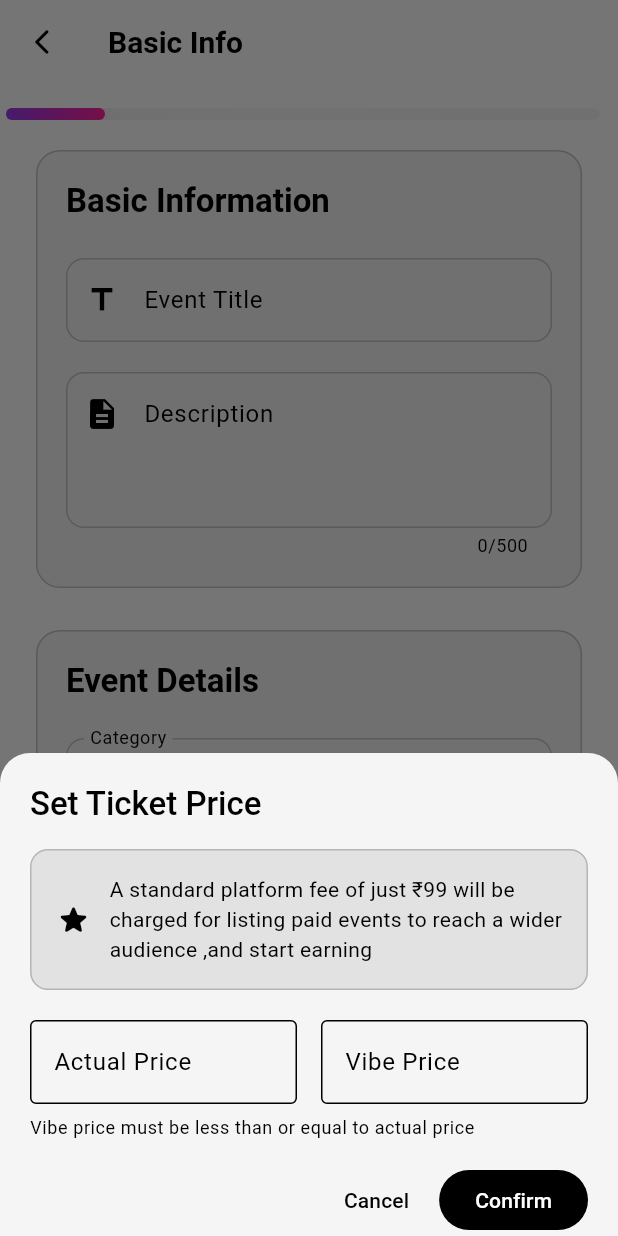
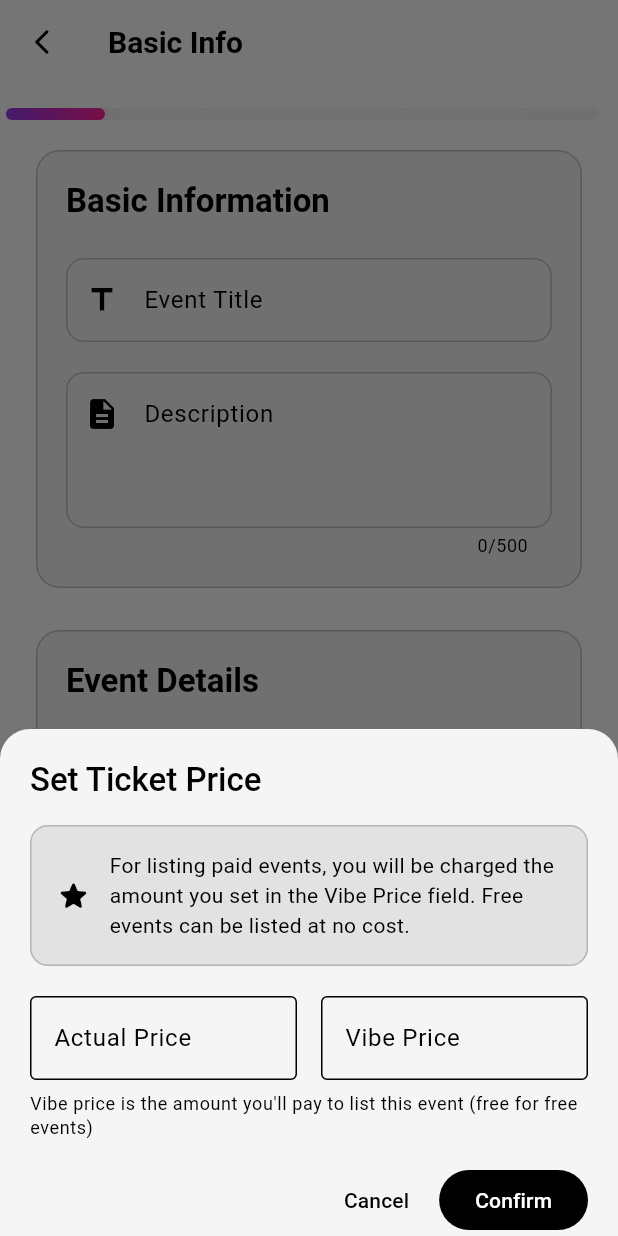
Before and after one commit to ArishRagaventhra/vibeswiper, a Flutter app: the CreateEventScreen screen opened by its route, after a tap on "Paid", on a phone screen of 412 x 824 dp. Run offline on Flutter 3.47's test engine with Material 3 defaults, Android fonts, the light colour scheme and no system bars; our stand-ins replace cached_network_image, connectivity_plus, device_info_plus, file_picker, fl_chart, flutter_image_compress and 15 more; missing offline and left inert: avatar_plus, dart:html, dart:js, file_saver, flutter_excel, in_app_review and 2 more; accounts and stored records are empty.

Commit message:
new editt

```diff
--- a/lib/config/razorpay_config.dart
+++ b/lib/config/razorpay_config.dart
@@ -11,7 +11,18 @@
   static String get keyId => kReleaseMode ? _liveKeyId : _testKeyId;
   static String get keySecret => kReleaseMode ? _liveKeySecret : _testKeySecret;
 
-  // Constants for event creation
-  static const double EVENT_CREATION_FEE = 499.0; // Rs. 499 - Platform fee for creating an event
+  // Constants for payment
+  static const double PLATFORM_LISTING_FEE = 0.0; // Free events have no fee
   static const String CURRENCY = 'INR';
+
+  // For backward compatibility - keeping this constant but it's no longer used in new code
+  static const double EVENT_CREATION_FEE = 499.0; // Rs. 499 - Legacy constant (deprecated)
+
+  // Method to calculate the payment amount based on vibe price
+  static double calculatePaymentAmount(double? vibePrice) {
+    if (vibePrice == null || vibePrice <= 0) {
+      return 0.0; // Free events have no fee
+    }
+    return vibePrice; // Use the vibe price for paid events
+  }
 }
--- a/lib/features/events/screens/create_event_screen.dart
+++ b/lib/features/events/screens/create_event_screen.dart
@@ -79,7 +79,7 @@
     _accessCodeController.addListener(_validateCurrentStep);
     _maxParticipantsController.addListener(_validateCurrentStep);
 
-    // Add a post-frame callback to set up a listener for payment completion
+    // Add a post-frame callback to set up navigation function
     WidgetsBinding.instance.addPostFrameCallback((_) {
       // Register a navigation function that can be called from anywhere
       ref.read(globalNavigationFunctionProvider.notifier).state = () {
@@ -90,18 +90,6 @@
         }
         return false;
       };
-
-      // This will navigate automatically after successful payment
-      // including delayed payment cases
-      ref.listen(navigateToEventsAfterPaymentProvider, (prev, next) {
-        if (next == true && mounted) {
-          // Navigate to events list
-          debugPrint('navigateToEventsAfterPaymentProvider triggered - going to /events');
-          context.go('/events');
-          // Reset the flag
-          ref.read(navigateToEventsAfterPaymentProvider.notifier).state = false;
-        }
-      });
     });
   }
 
@@ -519,7 +507,7 @@
                                       const SizedBox(width: 12),
                                       Expanded(
                                         child: Text(
-                                          'A standard platform fee of just ₹99 will be charged for listing paid events to reach a wider audience ,and start earning',
+                                          'For listing paid events, you will be charged the amount you set in the Vibe Price field. Free events can be listed at no cost.',
                                           style: theme.textTheme.bodyMedium?.copyWith(
                                             color: theme.colorScheme.primary,
                                             height: 1.4,
@@ -583,7 +571,7 @@
                                 ),
                                 const SizedBox(height: 8),
                                 Text(
-                                  'Vibe price must be less than or equal to actual price',
+                                  'Vibe price is the amount you\'ll pay to list this event (free for free events)',
                                   style: Theme.of(context).textTheme.bodySmall,
                                 ),
                                 const SizedBox(height: 16),
@@ -659,7 +647,7 @@
                                       const SizedBox(width: 12),
                                       Expanded(
                                         child: Text(
-                                          'For listing paid events, a standard platform fee of ₹99 will be charged. Free events can be listed at no cost.',
+                                          'The amount you set in the Vibe Price field is what you\'ll pay to list this event. Free events can be listed at no cost.',
                                           style: theme.textTheme.bodyMedium?.copyWith(
                                             color: theme.colorScheme.primary,
                                             height: 1.4,
@@ -723,7 +711,7 @@
                                 ),
                                 const SizedBox(height: 8),
                                 Text(
-                                  'Vibe price must be less than or equal to actual price',
+                                  'Vibe price is the amount you\'ll pay to list this event (free for free events)',
                                   style: Theme.of(context).textTheme.bodySmall,
                                 ),
                                 const SizedBox(height: 16),
@@ -1686,8 +1674,18 @@
 
   @override
   Widget build(BuildContext context) {
+    ref.listen(navigateToEventsAfterPaymentProvider, (prev, next) {
+      if (next == true && mounted) {
+        // Navigate to events list
+        debugPrint('navigateToEventsAfterPaymentProvider triggered - going to /events');
+        context.go('/events');
+        // Reset the flag
+        ref.read(navigateToEventsAfterPaymentProvider.notifier).state = false;
+      }
+    });
+
+    final wizardState = ref.watch(eventWizardProvider);
     final theme = Theme.of(context);
-    final wizardState = ref.watch(eventWizardProvider);
 
     return EdgeToEdgeContainer(
       statusBarColor: Theme.of(context).colorScheme.background,
--- a/lib/features/events/services/event_creation_service.dart
+++ b/lib/features/events/services/event_creation_service.dart
@@ -273,13 +273,14 @@
         }
       });
 
-      // Start the payment
+      // Start the payment - Pass the vibePrice to the payment service
       await paymentService.initiateEventCreationPayment(
         eventId: tempEventId,
         eventName: eventName,
         userEmail: userEmail,
         userContact: userContact,
         context: context,
+        vibePrice: vibePrice, // Pass the vibe price to the payment service
       );
 
       // Set up a listener for payment status updates
--- a/lib/features/events/widgets/payment_process_dialog.dart
+++ b/lib/features/events/widgets/payment_process_dialog.dart
@@ -7,9 +7,11 @@
 
 class PaymentProcessDialog extends ConsumerStatefulWidget {
   final VoidCallback onPaymentComplete;
+  final double? amount; // Add amount parameter to show dynamic payment amount
 
   const PaymentProcessDialog({
     required this.onPaymentComplete,
+    this.amount, // Pass the payment amount (vibePrice or platform fee)
     super.key,
   });
 
@@ -70,6 +72,8 @@
   @override
   Widget build(BuildContext context) {
     final theme = Theme.of(context);
+    // Get the amount to show - either the passed amount or default to platform listing fee
+    final displayAmount = widget.amount?.toInt() ?? RazorpayConfig.PLATFORM_LISTING_FEE.toInt();
 
     // Set up our listener for payment status updates
     ref.listen<AsyncValue<List<Payment>>>(
@@ -131,7 +135,7 @@
               ),
               const SizedBox(height: 16),
               Text(
-                'Please complete the payment of Rs. ${RazorpayConfig.EVENT_CREATION_FEE.toInt()} in the Razorpay window.',
+                'Please complete the payment of Rs. $displayAmount in the Razorpay window.',
                 textAlign: TextAlign.center,
                 style: theme.textTheme.bodyMedium,
               ),
--- a/lib/features/payments/providers/payment_provider.dart
+++ b/lib/features/payments/providers/payment_provider.dart
@@ -73,10 +73,15 @@
     required String userEmail,
     required String userContact,
     required Function(Payment payment) onPaymentFinalized,
+    double? vibePrice,
   }) async {
     try {
       _pendingEventId = eventId; // Store eventId for use after payment
       debugPrint('Initiating payment for event: $eventId');
+
+      // Calculate payment amount based on vibe price
+      final paymentAmount = RazorpayConfig.calculatePaymentAmount(vibePrice);
+      debugPrint('Payment amount calculated: $paymentAmount');
 
       // Create a pending payment record BEFORE opening the Razorpay UI
       // This ensures we have a record regardless of what happens with Razorpay
@@ -86,7 +91,7 @@
         eventId: eventId,
         razorpayPaymentId: 'pending_${DateTime.now().millisecondsSinceEpoch}',
         razorpayOrderId: _generateOrderId(),
-        amount: RazorpayConfig.EVENT_CREATION_FEE,
+        amount: paymentAmount,
         status: 'pending'
       );
 
@@ -102,9 +107,9 @@
 
       await _paymentService.initializePayment(
         keyId: RazorpayConfig.keyId,
-        amount: RazorpayConfig.EVENT_CREATION_FEE,
+        amount: paymentAmount,
         currency: RazorpayConfig.CURRENCY,
-        description: 'Platform fee for event: $eventName',
+        description: 'Payment for event: $eventName',
         userEmail: userEmail,
         userContact: userContact,
         onSuccess: (paymentId, orderId) async {
@@ -192,7 +197,7 @@
               eventId: _pendingEventId!,
               razorpayPaymentId: paymentId,
               razorpayOrderId: orderId ?? _generateOrderId(),
-              amount: RazorpayConfig.EVENT_CREATION_FEE,
+              amount: paymentAmount,
               status: 'success'
             );
 
@@ -222,7 +227,7 @@
             eventId: _pendingEventId!,
             razorpayPaymentId: _pendingPaymentId!,
             razorpayOrderId: '',
-            amount: RazorpayConfig.EVENT_CREATION_FEE,
+            amount: paymentAmount,
             status: 'cancelled'
           );
 
--- a/lib/features/payments/services/event_payment_service.dart
+++ b/lib/features/payments/services/event_payment_service.dart
@@ -23,6 +23,7 @@
     required String userEmail,
     required String userContact,
     BuildContext? context,
+    double? vibePrice,
   }) async {
     try {
       await _ref.read(paymentProvider.notifier).initiateEventPayment(
@@ -30,6 +31,7 @@
             eventName: eventName,
             userEmail: userEmail,
             userContact: userContact,
+            vibePrice: vibePrice,
             onPaymentFinalized: (Payment payment) {
               // If payment is successful and we have context, navigate to events list
               if (payment.isSuccessful && context != null) {
@@ -51,6 +53,7 @@
     required String eventName,
     required String userEmail,
     required String userContact,
+    double? vibePrice,
     // Add other event creation parameters as needed
   }) async {
     try {
@@ -63,6 +66,7 @@
         eventName: eventName,
         userEmail: userEmail,
         userContact: userContact,
+        vibePrice: vibePrice,
       );
 
       // Note: The event will be published after successful payment
```
Also changed, not shown: lib/features/events/screens/event_organizer_dashboard.dart (+20 -12 lines), lib/features/events/screens/event_participants_screen.dart (+116 -29 lines), lib/shared/widgets/skeleton_loader.dart (added, +90 -0 lines), 1 other file.
